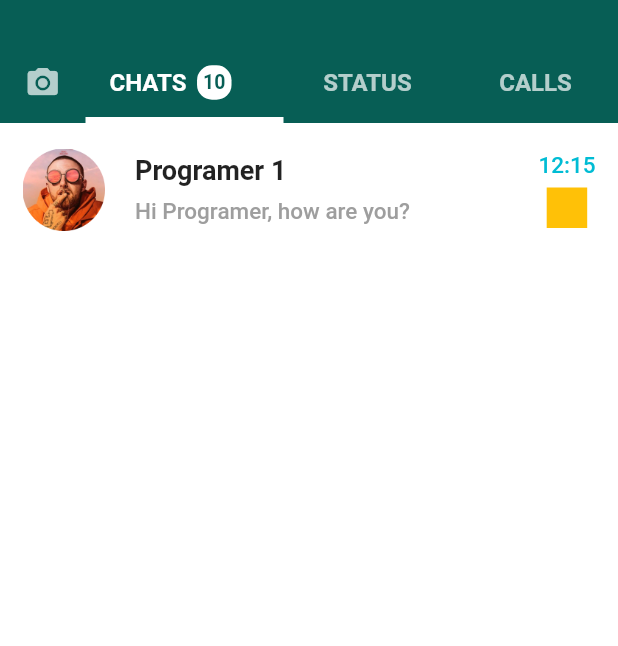
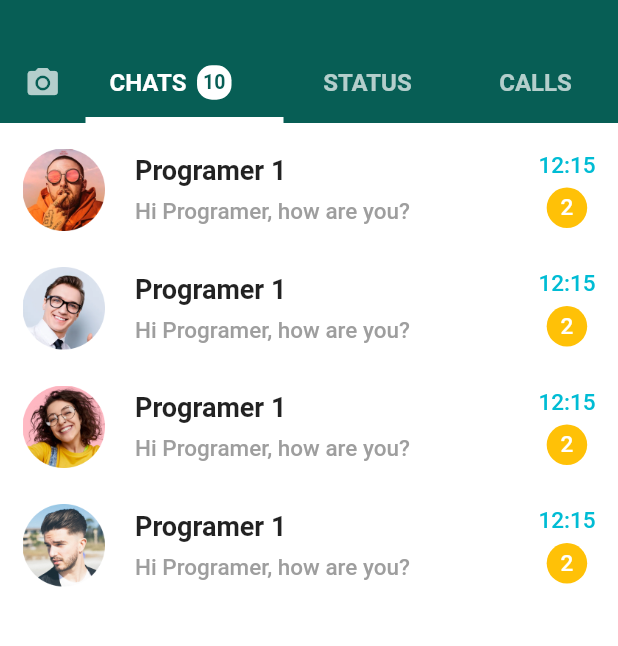
Before and after one commit to home-22/whatsapp_app, a Flutter app: the screen it shows after launch, on a phone screen of 412 x 824 dp, the part 72-718 px from its top. Run offline on Flutter 3.47's test engine with Material 2 defaults, Android fonts, the phone set to English and light mode, and no system bars.

Commit message:
whatsapp_app

```diff
--- a/lib/pages/Home_Page.dart
+++ b/lib/pages/Home_Page.dart
@@ -1,5 +1,6 @@
 import 'package:flutter/material.dart';
 import 'package:whatsapp_app/widgets/Chats.dart';
+import 'package:whatsapp_app/widgets/Status.dart';
 
 class HomePage extends StatelessWidget {
   const HomePage({Key? key}) : super(key: key);
@@ -95,7 +96,7 @@
                       icon: Icon(Icons.camera_alt),
                     ),
                   ),
-                  Container(
+                  SizedBox(
                     width: 100,
                     child: Tab(
                       child: Row(
@@ -142,10 +143,8 @@
                   Container(
                     color: Colors.amber,
                   ),
-                  Chats(),
-                  Container(
-                    color: Colors.amber,
-                  ),
+                  const Chats(),
+                  Status(),
                   Container(
                     color: Colors.amber,
                   ),
--- a/lib/widgets/Chats.dart
+++ b/lib/widgets/Chats.dart
@@ -1,7 +1,5 @@
 import 'package:flutter/cupertino.dart';
 import 'package:flutter/material.dart';
-import 'package:flutter/src/foundation/key.dart';
-import 'package:flutter/src/widgets/framework.dart';
 
 class Chats extends StatelessWidget {
   const Chats({Key? key}) : super(key: key);
@@ -9,18 +7,19 @@
   @override
   Widget build(BuildContext context) {
     return SingleChildScrollView(
-      padding: EdgeInsets.symmetric(horizontal: 15, vertical: 5),
+      padding: const EdgeInsets.symmetric(horizontal: 15, vertical: 5),
       child: Column(
         children: [
+          for (int i = 1; i < 5; i++)
             InkWell(
               onTap: () {},
               child: Container(
-              margin: EdgeInsets.symmetric(vertical: 12),
+                margin: const EdgeInsets.symmetric(vertical: 12),
                 child: Row(
                   children: [
                     ClipPath(
                       child: Image.asset(
-                      'images/user_2.png',
+                        'images/user$i.png',
                         height: 55,
                         width: 55,
                       ),
@@ -49,21 +48,34 @@
                     const Spacer(),
                     Column(
                       children: [
-                      Text(
+                        const Text(
                           '12:15',
                           style: TextStyle(
                             fontSize: 15,
                             color: Colors.cyan,
-                            fontWeight: FontWeight.w500),
+                            fontWeight: FontWeight.w500,
                           ),
-                      SizedBox(height: 6),
+                        ),
+                        const SizedBox(height: 6),
                         Container(
+                          alignment: Alignment.center,
                           width: 27,
                           height: 27,
-                        decoration: BoxDecoration(color: Colors.amber),
+                          decoration: BoxDecoration(
+                            color: Colors.amber,
+                            borderRadius: BorderRadius.circular(20),
+                          ),
+                          child: Text(
+                            '2',
+                            style: TextStyle(
+                              fontSize: 15,
+                              color: Colors.white,
+                              fontWeight: FontWeight.w500,
+                            ),
+                          ),
                         )
                       ],
-                  )
+                    ),
                   ],
                 ),
               ),
```
Also changed, not shown: lib/widgets/Status.dart (added, +35 -0 lines), images/user1.png (renamed from images/user_2.png), images/user2.png (renamed from images/user_3.png), images/user3.png (renamed from images/user_5.png), images/user4.png (renamed from images/user_4.png). Lines whose indentation alone changed are shown as unchanged.
